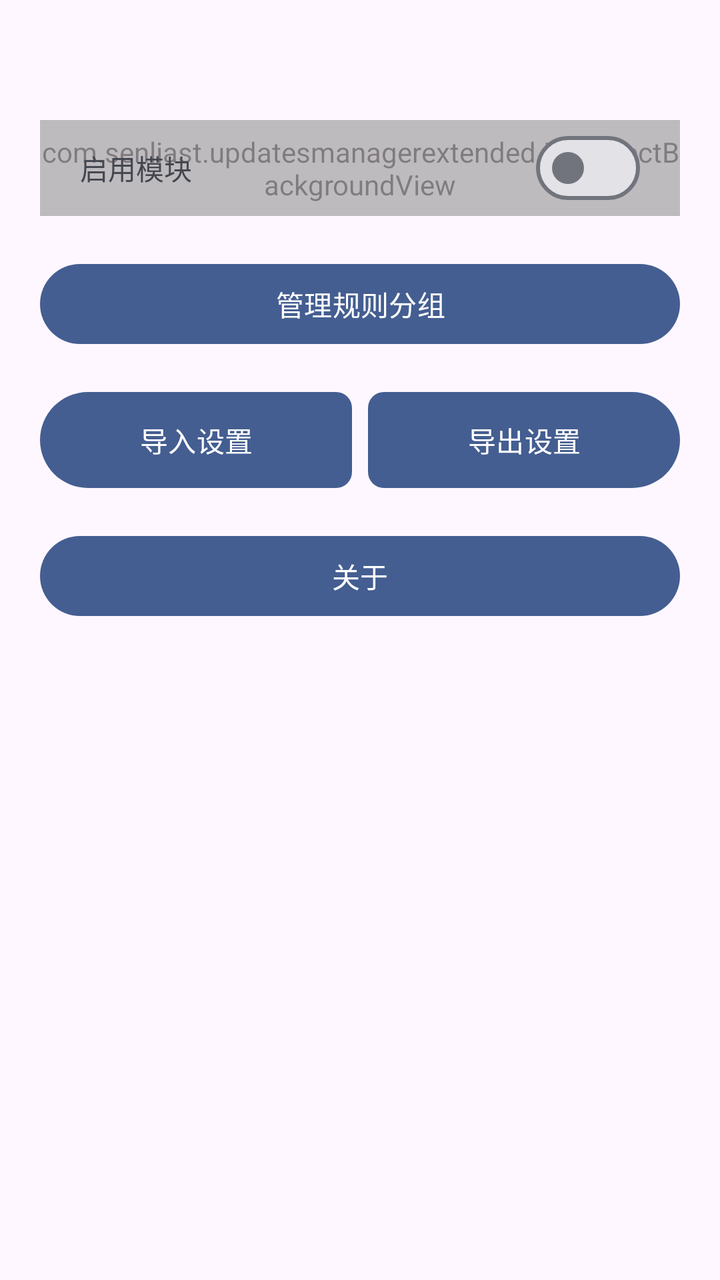
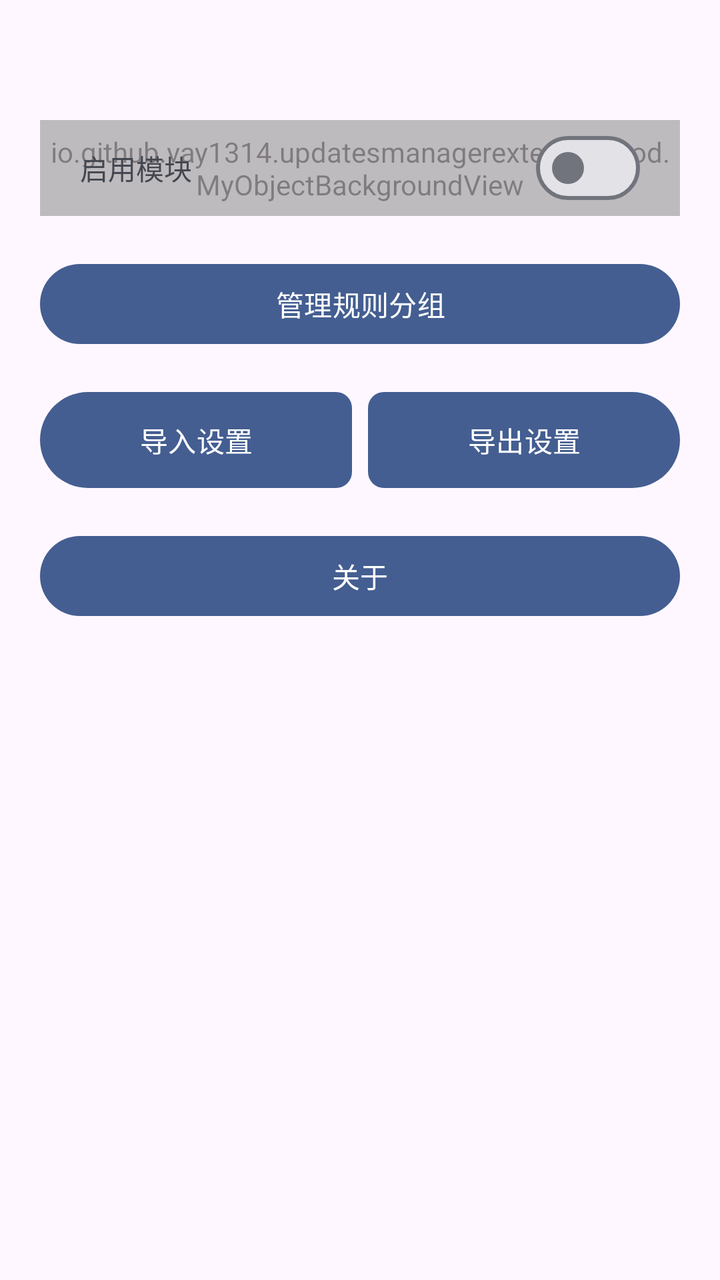

Compare the two renders of this Android layout. The source of the first and the diff that turns it into the second are given below.
<!-- AndroidManifest.xml: application theme Theme.UpdatesManagerExtended -->
<!-- res/layout/activity_main.xml -->
<?xml version="1.0" encoding="utf-8"?>
<androidx.constraintlayout.widget.ConstraintLayout xmlns:android="http://schemas.android.com/apk/res/android"
    xmlns:app="http://schemas.android.com/apk/res-auto"
    xmlns:tools="http://schemas.android.com/tools"
    android:id="@+id/activityMain"
    android:layout_width="match_parent"
    android:layout_height="match_parent"
    android:theme="@style/Theme.Material3.DynamicColors.DayNight"
    tools:context=".MainActivity">

    <ScrollView
        android:id="@+id/scrollView"
        android:layout_width="match_parent"
        android:layout_height="match_parent"
        android:scrollbars="none"
        app:layout_constraintBottom_toBottomOf="parent"
        app:layout_constraintEnd_toEndOf="parent"
        app:layout_constraintStart_toStartOf="parent"
        app:layout_constraintTop_toTopOf="parent">

        <androidx.constraintlayout.widget.ConstraintLayout
            android:id="@+id/constraintLayout"
            android:layout_width="match_parent"
            android:layout_height="wrap_content">

            <Button
                android:id="@+id/buttonSelectBlacklistedApps"
                android:layout_width="0dp"
                android:layout_height="wrap_content"
                android:layout_marginStart="20dp"
                android:layout_marginTop="20dp"
                android:layout_marginEnd="20dp"
                android:text="@string/select_groups"
                app:layout_constraintEnd_toEndOf="parent"
                app:layout_constraintStart_toStartOf="parent"
                app:layout_constraintTop_toBottomOf="@+id/mobvSwitchEnableModule" />

            <LinearLayout
                android:id="@+id/layoutImportExport"
                android:layout_width="0dp"
                android:layout_height="wrap_content"
                android:layout_marginStart="20dp"
                android:layout_marginTop="20dp"
                android:layout_marginEnd="20dp"
                android:orientation="horizontal"
                app:layout_constraintTop_toBottomOf="@+id/buttonSelectBlacklistedApps"
                app:layout_constraintStart_toStartOf="parent"
                app:layout_constraintEnd_toEndOf="parent">

                <com.google.android.material.button.MaterialButton
                    android:id="@+id/buttonImportSettings"
                    android:layout_width="0dp"
                    android:layout_height="wrap_content"
                    android:layout_marginEnd="4dp"
                    android:layout_weight="1"
                    android:text="@string/import_settings"
                    app:shapeAppearanceOverlay="@style/Shape.LeftButton"
                    android:insetLeft="0dp"
                    android:insetTop="0dp"
                    android:insetRight="0dp"
                    android:insetBottom="0dp" />

                <com.google.android.material.button.MaterialButton
                    android:id="@+id/buttonExportSettings"
                    android:layout_width="0dp"
                    android:layout_height="wrap_content"
                    android:layout_marginStart="4dp"
                    android:layout_weight="1"
                    android:text="@string/export_settings"
                    app:shapeAppearanceOverlay="@style/Shape.RightButton"
                    android:insetLeft="0dp"
                    android:insetTop="0dp"
                    android:insetRight="0dp"
                    android:insetBottom="0dp"/>
            </LinearLayout>

            <Button
                android:id="@+id/buttonAbout"
                android:layout_width="0dp"
                android:layout_height="wrap_content"
                android:layout_marginStart="20dp"
                android:layout_marginTop="20dp"
                android:layout_marginEnd="20dp"
                android:text="@string/about_app"
                app:layout_constraintEnd_toEndOf="parent"
                app:layout_constraintStart_toStartOf="parent"
                app:layout_constraintTop_toBottomOf="@id/layoutImportExport" />

            <FrameLayout
                android:id="@+id/layoutStatusPanel"
                android:layout_width="0dp"
                android:layout_height="wrap_content"
                android:layout_marginStart="20dp"
                android:layout_marginTop="20dp"
                android:layout_marginEnd="20dp"
                app:layout_constraintBottom_toTopOf="@+id/switchEnableModule"
                app:layout_constraintEnd_toEndOf="parent"
                app:layout_constraintStart_toStartOf="parent"
                app:layout_constraintTop_toTopOf="parent">
            </FrameLayout>

            <view
                android:id="@+id/mobvSwitchEnableModule"
                class="com.senliast.updatesmanagerextended.MyObjectBackgroundView"
                android:layout_width="0dp"
                android:layout_height="48dp"
                android:layout_marginStart="20dp"
                android:layout_marginTop="20dp"
                android:layout_marginEnd="20dp"
                android:alpha="0.5"
                app:layout_constraintEnd_toEndOf="parent"
                app:layout_constraintStart_toStartOf="parent"
                app:layout_constraintTop_toBottomOf="@+id/layoutStatusPanel" />

            <TextView
                android:id="@+id/textViewEnableModuke"
                android:layout_width="wrap_content"
                android:layout_height="wrap_content"
                android:layout_marginStart="20dp"
                android:text="@string/enable_module"
                app:layout_constraintBottom_toBottomOf="@id/mobvSwitchEnableModule"
                app:layout_constraintStart_toStartOf="@id/mobvSwitchEnableModule"
                app:layout_constraintTop_toTopOf="@id/mobvSwitchEnableModule" />

            <com.google.android.material.materialswitch.MaterialSwitch
                android:id="@+id/switchEnableModule"
                android:layout_width="wrap_content"
                android:layout_height="48dp"
                android:layout_marginEnd="20dp"
                app:layout_constraintBottom_toBottomOf="@id/mobvSwitchEnableModule"
                app:layout_constraintEnd_toEndOf="@id/mobvSwitchEnableModule"
                app:layout_constraintTop_toTopOf="@id/mobvSwitchEnableModule" />
        </androidx.constraintlayout.widget.ConstraintLayout>
    </ScrollView>
</androidx.constraintlayout.widget.ConstraintLayout>
<!-- resources referenced by this layout -->
<resources>
  <string name="about_app">关于</string>
  <string name="enable_module">启用模块</string>
  <string name="export_settings">导出设置</string>
  <string name="import_settings">导入设置</string>
  <string name="select_groups">管理规则分组</string>
  <style name="Shape.LeftButton" parent="ShapeAppearance.Material3.Corner.None">
          <item name="cornerFamily">rounded</item>
          <item name="cornerSizeTopLeft">24dp</item>
          <item name="cornerSizeBottomLeft">24dp</item>
          <item name="cornerSizeTopRight">8dp</item>
          <item name="cornerSizeBottomRight">8dp</item>
      </style>
  <style name="Shape.RightButton" parent="ShapeAppearance.Material3.Corner.None">
          <item name="cornerFamily">rounded</item>
          <item name="cornerSizeTopLeft">8dp</item>
          <item name="cornerSizeBottomLeft">8dp</item>
          <item name="cornerSizeTopRight">24dp</item>
          <item name="cornerSizeBottomRight">24dp</item>
      </style>
  <style name="Theme.UpdatesManagerExtended" parent="Base.Theme.UpdatesManagerExtended" />
  <style name="Base.Theme.UpdatesManagerExtended" parent="Theme.Material3.DayNight.NoActionBar">
          
          
  
          <item name="android:statusBarColor">@android:color/transparent</item>
          <item name="android:navigationBarColor">@android:color/transparent</item>
  
      </style>
</resources>

<!-- the commit's change to res/layout/activity_main.xml (unified diff, before → after) -->
@@ -101,7 +101,7 @@
 
             <view
                 android:id="@+id/mobvSwitchEnableModule"
-                class="com.senliast.updatesmanagerextended.MyObjectBackgroundView"
+                class="io.github.vay1314.updatesmanagerextendedmod.MyObjectBackgroundView"
                 android:layout_width="0dp"
                 android:layout_height="48dp"
                 android:layout_marginStart="20dp"
